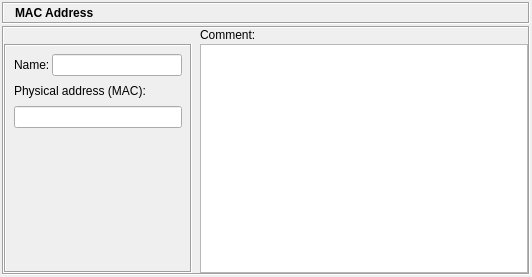
Above: src/gui/physaddressdialog_q.ui from fwbuilder/fwbuilder before the change. Below: the same form after it.
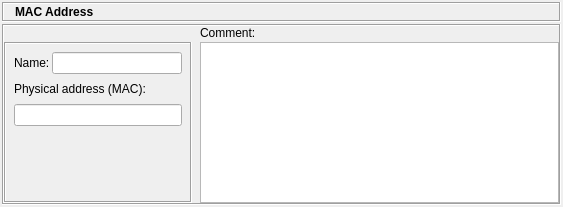
That is the form after the change. Icons and pictures are not drawn.

Commit message: resizing and tidying object dialogs

Diff of the .ui file:
```diff
--- a/src/gui/physaddressdialog_q.ui
+++ b/src/gui/physaddressdialog_q.ui
@@ -8,8 +8,8 @@
    <rect>
     <x>0</x>
     <y>0</y>
-    <width>532</width>
-    <height>277</height>
+    <width>563</width>
+    <height>207</height>
    </rect>
   </property>
   <property name="windowTitle" >
```
The commit also changes 6 other files.
